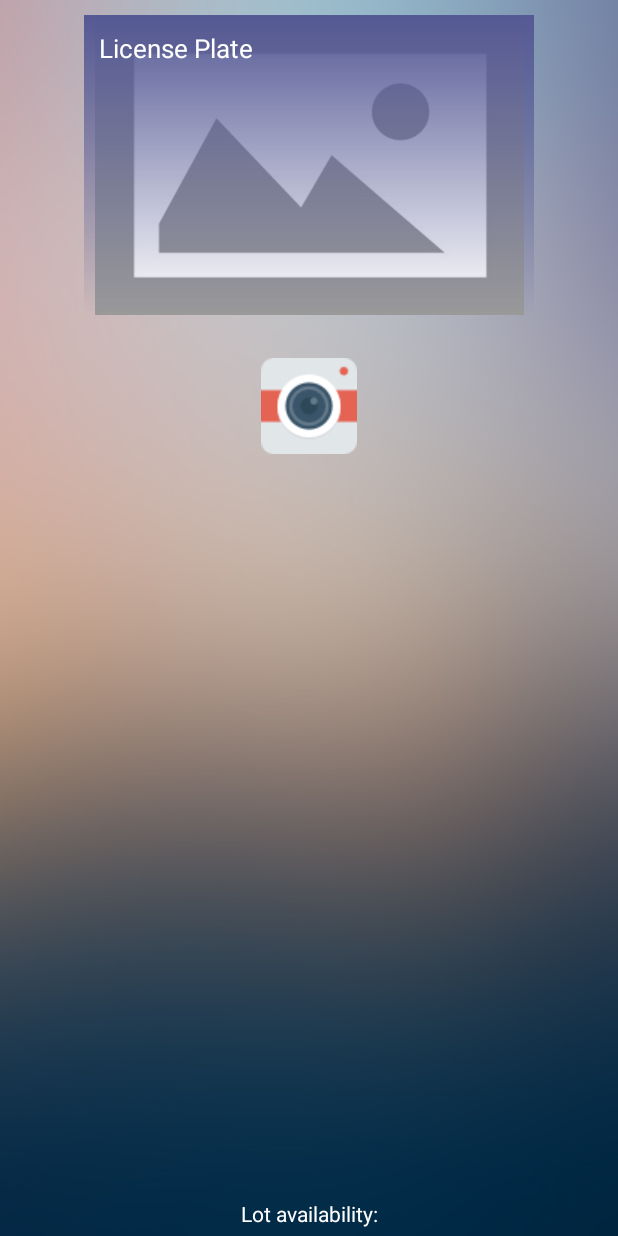
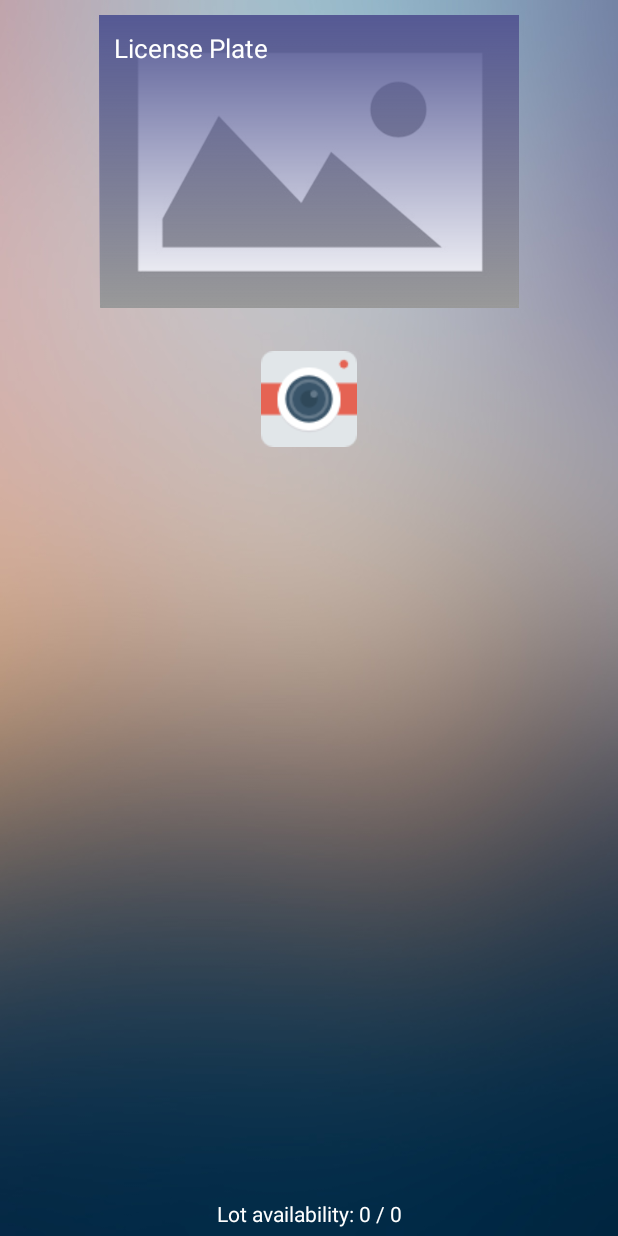
Before and after one commit to kevinfaust0308/AutoPark, an Android app: the MainActivity screen opened directly, with no data from a screen before it, on a phone screen of 412 x 824 dp. Run offline under Robolectric (Android 15) with nearby library versions, the phone set to English and light mode, and no system bars; our stand-ins replace ButterKnife, Firebase (no records; nobody signed in at launch, a user with empty details on screens opened directly), Picasso; libraries missing offline, so code that uses them is left out: org.openalpr, org.openalpr.model; 2 statements that could not run were skipped.

```diff
--- a/app/src/main/res/layout/activity_main.xml
+++ b/app/src/main/res/layout/activity_main.xml
@@ -12,9 +12,9 @@
     tools:context="com.monsoonblessing.kevinfaust.ruhacks.MainActivity">
 
     <FrameLayout
-        android:layout_margin="10dp"
-        android:layout_width="300dp"
-        android:layout_height="200dp">
+        android:layout_width="280dp"
+        android:layout_height="195dp"
+        android:layout_margin="10dp">
 
         <ImageView
             android:id="@+id/license_image"
```
Also changed, not shown: app/src/main/java/com/monsoonblessing/kevinfaust/ruhacks/MainActivity.java (+12 -1 lines).
